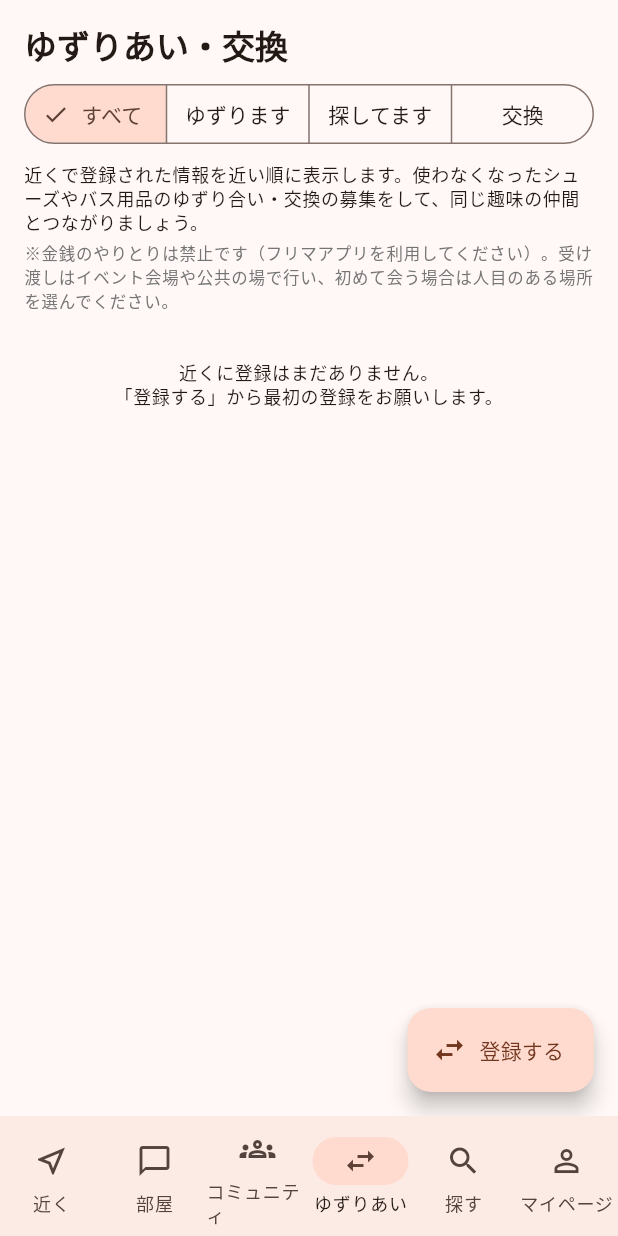
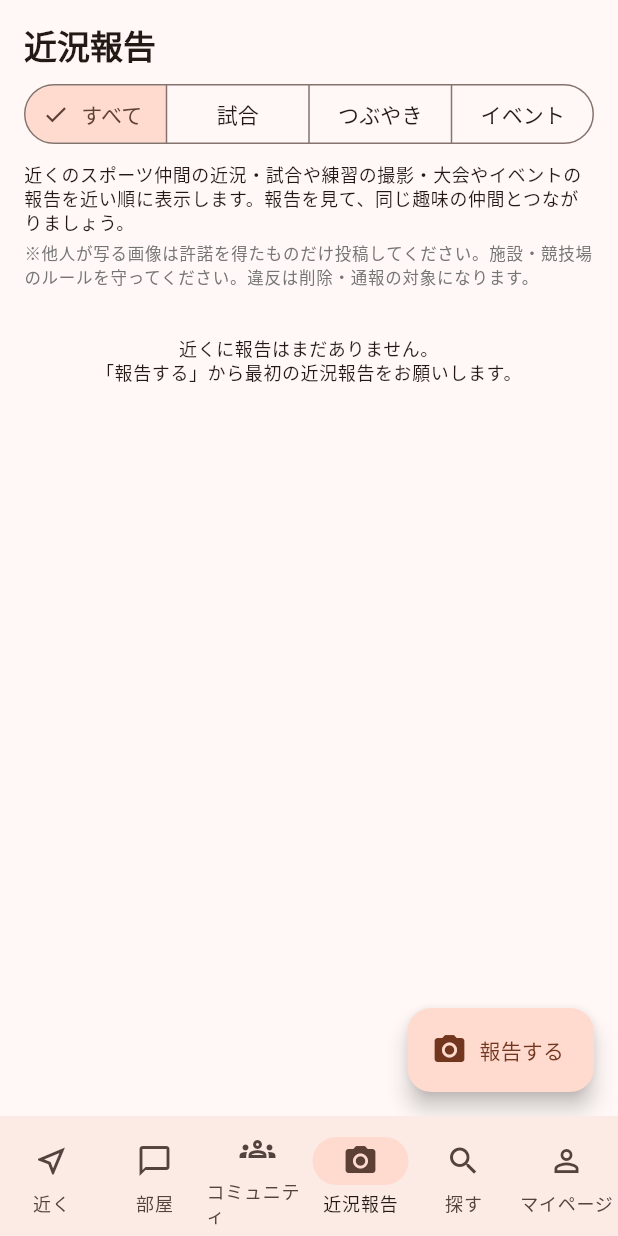
Before and after one commit to daichiyabunaka-rgb/Supotomo-app-prototype, a Flutter app: the HomeShell screen opened directly, item 4 of the bottom bar chosen, on a phone screen of 412 x 824 dp. Run offline on Flutter 3.47's test engine with Material 3 defaults, Android fonts, the phone set to English and light mode, and no system bars; our stand-ins replace flutter_map, geolocator, google_maps_flutter, image_picker, latlong2, share_plus and 2 more; accounts and stored records are empty.

Commit message:
スポとも！「ゆずりあい・交換」→「近況報告」への変更 + kind差し替え（give/wanted/trade → match/post/event・DBは0016でsports_goods_exchanges→sports_reportsへ・app_stateのparts*残留名もsports*へ修正） + version 1.0.3+5
Generated by Mistral Vibe.
Co-Authored-By: Mistral Vibe <vibe@mistral.ai>

```diff
--- a/app/lib/src/mock/mock_data.dart
+++ b/app/lib/src/mock/mock_data.dart
@@ -291,7 +291,7 @@ List<Recruitment> seedRecruitments(DateTime now, List<AppUser> generalUsers) {
   ];
 }
 
-/// ゆずりあい・交換のシード。anchor（現在地）からの相対距離で配置する。
+/// 近況報告のシード。anchor（現在地）からの相対距離で配置する。
 /// id が 'cx-seed-' 始まりのものは GPS 更新のたびに再配置される
 /// （AppState.applyGps を参照）。
 class _ExchangeSeedSpec {
@@ -313,11 +313,11 @@ const List<_ExchangeSeedSpec> _exchangeSeedSpecs = [
   _ExchangeSeedSpec(
     'cx-seed-1',
     'u-baseball-kyo',
-    'give',
-    '野球グラブ（使用済み・手入れ済み）',
+    'match',
+    '練習試合で2得点を決めました',
     'スポーツセンター 中央 周辺',
-    'サイズが合わなくなったので、'
-        '使ってくださる方にゆずります。手渡し前提です。',
+    '接戦で勝てました。'
+        '次のメンバーも募集しています。',
     0.3,
     -0.6,
     Duration(hours: 2),
@@ -325,11 +325,11 @@ const List<_ExchangeSeedSpec> _exchangeSeedSpecs = [
   _ExchangeSeedSpec(
     'cx-seed-2',
     'u-tennis-nana',
-    'wanted',
-    'テニスラケット（練習用）を探しています',
+    'post',
+    '今週末はテニスの練習会に参加します',
     '駅前広場 周辺',
-    '中学1年生用の練習ラケットを探しています。不要用品との'
-        '交換の対応も可能です。DMお待ちしています。',
+    '週末の天気も良さそうなので練習に集中できそうです。'
+        '同じレベルの方とラリーをしたいです。',
     -0.2,
     0.8,
     Duration(hours: 5),
@@ -337,23 +337,23 @@ const List<_ExchangeSeedSpec> _exchangeSeedSpecs = [
   _ExchangeSeedSpec(
     'cx-seed-3',
     'u-golf-miu',
-    'trade',
-    'ドライバーと パターを交換します',
+    'event',
+    '初心者ゴルフコンペに参加してきました',
     '市役所裏の公園 周辺',
-    '番手の好みが変わったので交換希望です。状態は写真で'
-        '送ります。公共の場所で受け渡しできます。',
+    '初めてのコースデビューで緊張しましたが'
+        '楽しく回れました。次回も参加予定です。',
     -0.9,
     -0.3,
     Duration(hours: 26),
   ),
 ];
 
-List<SportsGoodsExchange> buildSeedSportsGoodsExchanges(
+List<SportsReport> buildSeedSportsReports(
     DateTime now, double anchorLat, double anchorLng) {
   final cos = (anchorLat * math.pi / 180.0).abs().clamp(0.01, 1.0);
   return [
     for (final s in _exchangeSeedSpecs)
-      SportsGoodsExchange(
+      SportsReport(
         id: s.id,
         posterId: s.posterId,
         kind: s.kind,
--- a/app/lib/src/models.dart
+++ b/app/lib/src/models.dart
@@ -411,25 +411,25 @@ class CommunityEvent {
   }
 }
 
-/// スポーツ用品の「ゆずりあい・交換」掲示板（近隣での情報共有）。
-/// kind: 'give'   = スポーツ用品をゆずります
-///       'wanted' = スポーツ用品を探しています
-///       'trade'  = 交換します
-/// 金銭取引は行わない（公共のスポーツ施設の入口前・駅前広場での受け渡し・ゆずり合い前提）。
-class SportsGoodsExchange {
+/// スポーツの「近況報告」掲示板（近隣での近況・写真・イベント報告の共有）。
+/// kind: 'match' = 試合（試合・練習の報告）
+///       'post'  = つぶやき（近況・ひとことの報告）
+///       'event' = イベント（大会・イベント参戦の報告）
+/// 他人が写る画像は許諾を確認できたもののみ投稿する。
+class SportsReport {
   final String id;
   final String posterId;
-  final String kind; // 'give' | 'wanted' | 'trade'
-  final String itemDescription; // 用品名（ランニングシューズ・ラケット・ウェア等の状態など）
-  final String areaName; // 受け渡し希望地域やイベント名
-  final String detail; // 状態・受け渡し方法の自由記述
+  final String kind; // 'match' | 'post' | 'event'
+  final String itemDescription; // タイトル（試合・できごとなど）
+  final String areaName; // 場所（グラウンド・コート・施設名）
+  final String detail; // 近況・ハイライトの自由記述
   final String? photoPath; // 投稿写真（端末内パス or 公開URL）
   final double lat;
   final double lng;
   final DateTime createdAt;
-  bool closed; // 完了（受け渡し・交換が成立した等）
+  bool closed; // 完了（一覧から非表示にした）
 
-  SportsGoodsExchange({
+  SportsReport({
     required this.id,
     required this.posterId,
     required this.kind,
@@ -443,14 +443,14 @@ class SportsGoodsExchange {
     this.closed = false,
   });
 
-  /// ゆずります
-  bool get isGive => kind == 'give';
+  /// 試合の報告
+  bool get isMatch => kind == 'match';
 
-  /// 探しています
-  bool get isWanted => kind == 'wanted';
+  /// つぶやき（近況・ひとこと）
+  bool get isPost => kind == 'post';
 
-  /// 交換します
-  bool get isTrade => kind == 'trade';
+  /// イベントの報告
+  bool get isEvent => kind == 'event';
 }
 
 class ChatMessage {
--- a/app/lib/src/screens/home_shell.dart
+++ b/app/lib/src/screens/home_shell.dart
@@ -4,10 +4,10 @@ import 'communities_page.dart';
 import 'explore_page.dart';
 import 'my_page.dart';
 import 'near_page.dart';
-import 'sports_goods_exchanges_page.dart';
+import 'sports_reports_page.dart';
 import 'rooms_page.dart';
 
-/// ホーム: 近く / 部屋 / コミュニティ / ゆずりあい / 探す / マイページ（仕様書 8 章参照）
+/// ホーム: 近く / 部屋 / コミュニティ / 近況報告 / 探す / マイページ（仕様書 8 章参照）
 class HomeShell extends StatefulWidget {
   const HomeShell({super.key});
 
@@ -27,7 +27,7 @@ class _HomeShellState extends State<HomeShell> {
           NearPage(),
           RoomsPage(),
           CommunitiesPage(),
-          SportsGoodsExchangesPage(),
+          SportsReportsPage(),
           ExplorePage(),
           MyPage(),
         ],
@@ -52,9 +52,9 @@ class _HomeShellState extends State<HomeShell> {
             label: 'コミュニティ',
           ),
           NavigationDestination(
-            icon: Icon(Icons.swap_horiz_outlined),
-            selectedIcon: Icon(Icons.swap_horiz),
-            label: 'ゆずりあい',
+            icon: Icon(Icons.photo_camera_outlined),
+            selectedIcon: Icon(Icons.photo_camera),
+            label: '近況報告',
           ),
           NavigationDestination(
             icon: Icon(Icons.search),
--- a/app/lib/src/screens/sports_goods_exchange_create_sheet.dart
+++ b/app/lib/src/screens/sports_report_create_sheet.dart
@@ -6,9 +6,9 @@ import 'package:image_picker/image_picker.dart';
 import '../services/app_state.dart';
 import '../services/icon_service.dart';
 
-/// ゆずりあい・交換の登録シート（FR-7-1相当）。
-/// kind: 'give'（ゆずります）/ 'wanted'（探しています）/ 'trade'（交換します）
-Future<void> showSportsGoodsExchangeCreateSheet(BuildContext context) {
+/// 近況報告の登録シート（FR-7-1相当）。
+/// kind: 'match'（試合）/ 'post'（つぶやき）/ 'event'（イベント）
+Future<void> showSportsReportCreateSheet(BuildContext context) {
   return showModalBottomSheet<void>(
     context: context,
     isScrollControlled: true,
@@ -27,8 +27,8 @@ class _CreateSheetState extends State<_CreateSheet> {
   final _itemDescription = TextEditingController();
   final _areaName = TextEditingController();
   final _detail = TextEditingController();
-  String _kind = 'give';
-  String? _photoPath; // 選択した投稿写真（null=未選択, ''=解除）
+  String _kind = 'match';
+  String? _photoPath; // 選択した報告写真（null=未選択, ''=解除）
   bool _submitting = false;
 
   @override
@@ -50,7 +50,7 @@ class _CreateSheetState extends State<_CreateSheet> {
     if (!_isValid || _submitting) return;
     setState(() => _submitting = true);
     try {
-      await appState.registerSportsGoodsExchange(
+      await appState.registerSportsReport(
         kind: _kind,
         itemDescription: _itemDescription.text.trim(),
         areaName: _areaName.text.trim(),
@@ -63,7 +63,7 @@ class _CreateSheetState extends State<_CreateSheet> {
         setState(() => _submitting = false);
         ScaffoldMessenger.of(context).showSnackBar(
           const SnackBar(
-            content: Text('登録に失敗しました。通信状況を確認してください'),
+            content: Text('報告に失敗しました。通信状況を確認してください'),
             behavior: SnackBarBehavior.floating,
           ),
         );
@@ -74,7 +74,7 @@ class _CreateSheetState extends State<_CreateSheet> {
     Navigator.of(context).pop();
     ScaffoldMessenger.of(context).showSnackBar(
       const SnackBar(
-        content: Text('登録しました。近くのユーザーに表示されます'),
+        content: Text('報告しました。近くのユーザーに表示されます'),
         behavior: SnackBarBehavior.floating,
       ),
     );
@@ -92,26 +92,26 @@ class _CreateSheetState extends State<_CreateSheet> {
           mainAxisSize: MainAxisSize.min,
           crossAxisAlignment: CrossAxisAlignment.start,
           children: [
-            Text('ゆずりあい・交換を登録する',
+            Text('近況報告を投稿する',
                 style: theme.textTheme.titleLarge!
                     .copyWith(fontWeight: FontWeight.bold)),
             const SizedBox(height: 8),
             SegmentedButton<String>(
               segments: const [
                 ButtonSegment(
-                  value: 'give',
-                  icon: Icon(Icons.redeem),
-                  label: Text('ゆずります'),
+                  value: 'match',
+                  icon: Icon(Icons.emoji_events),
+                  label: Text('試合'),
                 ),
                 ButtonSegment(
-                  value: 'wanted',
-                  icon: Icon(Icons.search),
-                  label: Text('探してます'),
+                  value: 'post',
+                  icon: Icon(Icons.chat_bubble_outline),
+                  label: Text('つぶやき'),
                 ),
                 ButtonSegment(
-                  value: 'trade',
-                  icon: Icon(Icons.swap_horiz),
-                  label: Text('交換します'),
+                  value: 'event',
+                  icon: Icon(Icons.celebration),
+                  label: Text('イベント'),
                 ),
               ],
               selected: {_kind},
@@ -119,14 +119,14 @@ class _CreateSheetState extends State<_CreateSheet> {
             ),
             const SizedBox(height: 4),
             Text(
-              _kind == 'give'
-                  ? '使わなくなったスポーツ用品をゆずる場合の登録です。\n'
-                      '※金銭のやりとりは禁止です。受け渡しはスポーツ施設の入口前や公共の場で行ってください。'
-                  : _kind == 'wanted'
-                      ? '探しているスポーツ用品の登録です。\n'
-                          '※個人の住所・連絡先は記入しないでください。DMでやりとりしましょう。'
-                      : 'スポーツ用品の交換の登録です。\n'
-                          '※金銭のやりとりは禁止です。同価値での交換を前提とし、条件はDMで相談してください。',
+              _kind == 'match'
+                  ? '試合・練習の成績・様子の報告です。\n'
+                      '※他人が写る画像は許諾を得たものだけ投稿してください。'
+                  : _kind == 'post'
+                      ? '近況・ひとことのつぶやきです。\n'
+                          '※練習の記録や次の大会の予定など、スポーツ仲間に伝えたい近況を報告しましょう。'
+                      : '大会・イベント参戦の報告です。\n'
+                          '※会場・出場者のルールと許諾を守ってください。',
               style: theme.textTheme.labelSmall!
                   .copyWith(color: Colors.grey.shade600),
             ),
@@ -135,16 +135,16 @@ class _CreateSheetState extends State<_CreateSheet> {
               controller: _itemDescription,
               maxLength: 40,
               decoration: const InputDecoration(
-                labelText: '用品の内容',
-                hintText: '例: ランニングシューズ（中古・手入れ済み）',
+                labelText: 'タイトル（試合・できごとなど）',
+                hintText: '例: 週末の練習試合で2得点を決めました',
                 border: OutlineInputBorder(),
                 counterText: '',
               ),
             ),
             const SizedBox(height: 12),
 
-            // ------------------------------ 投稿写真（任意）
-            Text('写真（任意。状態が伝わる写真を）',
+            // ------------------------------ 報告写真（任意）
+            Text('写真（任意。報告の画像を）',
                 style: theme.textTheme.titleSmall),
             const SizedBox(height: 8),
             Row(
@@ -185,10 +185,10 @@ class _CreateSheetState extends State<_CreateSheet> {
             TextField(
               controller: _areaName,
               maxLength: 30,
-              decoration: InputDecoration(
-                labelText: _kind == 'wanted' ? '探している地域・イベント名' : '受け渡し希望の地域・イベント名',
-                hintText: '例: ○○市周辺 / ○○体育館の入口前',
-                border: const OutlineInputBorder(),
+              decoration: const InputDecoration(
+                labelText: '場所',
+                hintText: '例: ○○グラウンド / ○○体育館',
+                border: OutlineInputBorder(),
                 counterText: '',
               ),
             ),
@@ -198,8 +198,8 @@ class _CreateSheetState extends State<_CreateSheet> {
               maxLines: 3,
               maxLength: 200,
               decoration: const InputDecoration(
-                labelText: '状態・条件・受け渡し方法など',
-                hintText: '例: 手入れ済み・2回使用。○○体育館の入口前で受け渡しできます',
+                labelText: '近況・ハイライトなど',
+                hintText: '例: 接戦の末の勝利でした。今度一緒にプレイしませんか',
                 border: OutlineInputBorder(),
               ),
             ),
@@ -210,7 +210,7 @@ class _CreateSheetState extends State<_CreateSheet> {
                 onPressed: (_isValid && !_submitting) ? _submit : null,
                 child: const Padding(
                   padding: EdgeInsets.symmetric(vertical: 14),
-                  child: Text('登録する'),
+                  child: Text('報告する'),
                 ),
               ),
             ),
--- a/app/lib/src/screens/sports_goods_exchanges_page.dart
+++ b/app/lib/src/screens/sports_reports_page.dart
@@ -6,37 +6,38 @@ import '../models.dart';
 import '../services/app_state.dart';
 import '../util/format.dart';
 import 'chat_screen.dart';
-import 'sports_goods_exchange_create_sheet.dart';
+import 'sports_report_create_sheet.dart';
 import 'user_detail_screen.dart';
 import 'widgets.dart';
 
-/// 「ゆずりあい・交換」タブ: スポーツ用品のゆずり合い・交換の情報を近隣で
-/// 共有する（FR-7-1〜7-4 相当）。
-/// 金銭取引は本アプリでは行わない（スポーツ施設の入口前・公共の場での受け渡し前提）。
-class SportsGoodsExchangesPage extends StatefulWidget {
-  const SportsGoodsExchangesPage({super.key});
+/// 「近況報告」タブ: スポーツの近況・試合・イベントの報告を近隣で共有する
+/// （FR-7-1〜7-4 相当）。
+/// kind: 'match'（試合）/ 'post'（つぶやき）/ 'event'（イベント）。
+/// 他人が写る画像は許諾を確認できたもののみ投稿する。
+class SportsReportsPage extends StatefulWidget {
+  const SportsReportsPage({super.key});
 
   @override
-  State<SportsGoodsExchangesPage> createState() => _SportsGoodsExchangesPageState();
+  State<SportsReportsPage> createState() => _SportsReportsPageState();
 }
 
-class _SportsGoodsExchangesPageState extends State<SportsGoodsExchangesPage> {
-  String _filter = 'all'; // 'all' | 'give' | 'wanted' | 'trade'
+class _SportsReportsPageState extends State<SportsReportsPage> {
+  String _filter = 'all'; // 'all' | 'match' | 'post' | 'event'
 
   @override
   Widget build(BuildContext context) {
     final theme = Theme.of(context);
     return Scaffold(
       floatingActionButton: FloatingActionButton.extended(
-        onPressed: () => showSportsGoodsExchangeCreateSheet(context),
-        icon: const Icon(Icons.swap_horiz),
-        label: const Text('登録する'),
+        onPressed: () => showSportsReportCreateSheet(context),
+        icon: const Icon(Icons.photo_camera),
+        label: const Text('報告する'),
       ),
       body: SafeArea(
         child: ListenableBuilder(
           listenable: appState,
           builder: (context, _) {
-            final all = appState.partsExchanges;
+            final all = appState.sportsReports;
             final items = _filter == 'all'
                 ? all
                 : all.where((p) => p.kind == _filter).toList();
@@ -47,7 +48,7 @@ class _SportsGoodsExchangesPageState extends State<SportsGoodsExchangesPage> {
                 padding: const EdgeInsets.all(16),
                 children: [
                   Text(
-                    'ゆずりあい・交換',
+                    '近況報告',
                     style: theme.textTheme.titleLarge!.copyWith(
                       fontWeight: FontWeight.bold,
                     ),
@@ -56,9 +57,9 @@ class _SportsGoodsExchangesPageState extends State<SportsGoodsExchangesPage> {
                   SegmentedButton<String>(
                     segments: const [
                       ButtonSegment(value: 'all', label: Text('すべて')),
-                      ButtonSegment(value: 'give', label: Text('ゆずります')),
-                      ButtonSegment(value: 'wanted', label: Text('探してます')),
-                      ButtonSegment(value: 'trade', label: Text('交換')),
+                      ButtonSegment(value: 'match', label: Text('試合')),
+                      ButtonSegment(value: 'post', label: Text('つぶやき')),
+                      ButtonSegment(value: 'event', label: Text('イベント')),
                     ],
                     selected: {_filter},
                     onSelectionChanged: (s) =>
@@ -66,16 +67,15 @@ class _SportsGoodsExchangesPageState extends State<SportsGoodsExchangesPage> {
                   ),
                   const SizedBox(height: 8),
                   Text(
-                    '近くで登録された情報を近い順に表示します。使わなくなったシューズや'
-                    'バス用品のゆずり合い・交換の募集をして、同じ趣味の仲間と'
-                    'つながりましょう。',
+                    '近くのスポーツ仲間の近況・試合や練習の撮影・大会やイベントの'
+                    '報告を近い順に表示します。報告を見て、'
+                    '同じ趣味の仲間とつながりましょう。',
                     style: theme.textTheme.bodySmall,
                   ),
                   const SizedBox(height: 4),
                   Text(
-                    '※金銭のやりとりは禁止です（フリマアプリを利用してください）。'
-                    '受け渡しはイベント会場や公共の場で行い、'
-                    '初めて会う場合は人目のある場所を選んでください。',
+                    '※他人が写る画像は許諾を得たものだけ投稿してください。'
+                    '施設・競技場のルールを守ってください。違反は削除・通報の対象になります。',
                     style: theme.textTheme.labelSmall!.copyWith(
                       color: Colors.grey.shade600,
                     ),
@@ -85,14 +85,14 @@ class _SportsGoodsExchangesPageState extends State<SportsGoodsExchangesPage> {
                       padding: const EdgeInsets.all(32),
                       child: Center(
                         child: Text(
-                          '近くに登録はまだありません。\n'
-                          '「登録する」から最初の登録をお願いします。',
+                          '近くに報告はまだありません。\n'
+                          '「報告する」から最初の近況報告をお願いします。',
                           textAlign: TextAlign.center,
                           style: theme.textTheme.bodySmall,
                         ),
                       ),
                     ),
-                  for (final d in items) _exchangeCard(context, d),
+                  for (final d in items) _reportCard(context, d),
                   const SizedBox(height: 80),
                 ],
               ),
@@ -103,25 +103,26 @@ class _SportsGoodsExchangesPageState extends State<SportsGoodsExchangesPage> {
     );
   }
 
-  Widget _exchangeCard(BuildContext context, SportsGoodsExchange d) {
+  Widget _reportCard(BuildContext context, SportsReport d) {
     final theme = Theme.of(context);
     final poster = appState.userById(d.posterId);
     final isMine = d.posterId == appState.me!.id;
     final now = DateTime.now();
-    final giveColor = Colors.teal.shade700;
-    final wantedColor = Colors.red.shade700;
-    final tradeColor = Colors.indigo.shade700;
-    final color =
-        d.isGive ? giveColor : (d.isWanted ? wantedColor : tradeColor);
-    final bg = d.isGive
+    final matchColor = Colors.teal.shade700;
+    final postColor = Colors.blue.shade700;
+    final eventColor = Colors.deepPurple.shade700;
+    final color = d.isMatch
+        ? matchColor
+        : (d.isPost ? postColor : eventColor);
+    final bg = d.isMatch
         ? Colors.teal.shade50
-        : (d.isWanted ? Colors.red.shade50 : Colors.indigo.shade50);
-    final border = d.isGive
+        : (d.isPost ? Colors.blue.shade50 : Colors.deepPurple.shade50);
+    final border = d.isMatch
         ? Colors.teal.shade200
-        : (d.isWanted ? Colors.red.shade200 : Colors.indigo.shade200);
-    final label = d.isGive
-        ? 'ゆずります'
-        : (d.isWanted ? '探してます' : '交換');
+        : (d.isPost ? Colors.blue.shade200 : Colors.deepPurple.shade200);
+    final label = d.isMatch
+        ? '試合'
+        : (d.isPost ? 'つぶやき' : 'イベント');
     return Card(
       margin: const EdgeInsets.only(top: 10),
       child: Padding(
@@ -178,8 +179,8 @@ class _SportsGoodsExchangesPageState extends State<SportsGoodsExchangesPage> {
                 Icon(Icons.schedule, size: 14, color: Colors.grey.shade600),
                 const SizedBox(width: 2),
                 Text(
-                  '${elapsedLabel(d.createdAt, now)}の登録 / '
-                  '${appState.partsExchangeDistanceLabel(d)}',
+                  '${elapsedLabel(d.createdAt, now)}の報告 / '
+                  '${appState.sportsReportDistanceLabel(d)}',
                   style: theme.textTheme.bodySmall,
                 ),
               ],
@@ -248,14 +249,14 @@ class _SportsGoodsExchangesPageState extends State<SportsGoodsExchangesPage> {
     );
   }
 
-  bool _hasPhoto(SportsGoodsExchange d) {
+  bool _hasPhoto(SportsReport d) {
     final p = d.photoPath ?? '';
     if (p.isEmpty) return false;
     if (p.startsWith('http')) return true;
     return File(p).existsSync();
   }
 
-  Widget _photoImage(SportsGoodsExchange d, double height) {
+  Widget _photoImage(SportsReport d, double height) {
     final p = d.photoPath!;
     final Widget image;
     if (p.startsWith('http')) {
@@ -275,7 +276,7 @@ class _SportsGoodsExchangesPageState extends State<SportsGoodsExchangesPage> {
   }
 
   /// 写真を全画面で見る
-  void _showPhoto(BuildContext context, SportsGoodsExchange d) {
+  void _showPhoto(BuildContext context, SportsReport d) {
     showDialog<void>(
       context: context,
       builder: (dialogContext) => Dialog(
@@ -289,14 +290,14 @@ class _SportsGoodsExchangesPageState extends State<SportsGoodsExchangesPage> {
     );
   }
 
-  Future<void> _confirmClose(BuildContext context, SportsGoodsExchange d) async {
+  Future<void> _confirmClose(BuildContext context, SportsReport d) async {
     final confirmed = await showDialog<bool>(
       context: context,
       builder: (dialogContext) => AlertDialog(
         title: const Text('完了にしますか？'),
         content: const Text(
-          '受け渡し・交換が成立した場合に設定します。'
-          '完了にした登録は一覧から表示されなくなります。',
+          '報告を一覧から外す場合に設定します。'
+          '完了にした報告は一覧から表示されなくなります。',
         ),
         actions: [
           TextButton(
@@ -311,7 +312,7 @@ class _SportsGoodsExchangesPageState extends State<SportsGoodsExchangesPage> {
       ),
     );
     if (confirmed != true) return;
-    await appState.closeSportsGoodsExchange(d.id);
+    await appState.closeSportsReport(d.id);
     if (context.mounted) {
       ScaffoldMessenger.of(context).showSnackBar(
         const SnackBar(
--- a/app/lib/src/services/icon_service.dart
+++ b/app/lib/src/services/icon_service.dart
@@ -7,7 +7,7 @@ import 'package:supabase_flutter/supabase_flutter.dart';
 
 import 'app_config.dart';
 
-/// 画像の取得と保存（アイコン・ゆずりあい・交換の投稿写真など）。
+/// 画像の取得と保存（アイコン・近況報告の投稿写真など）。
 /// - すべての画像は指定サイズに自動リサイズされ、JPEG品質を下げて
 ///   ファイル容量を抑える（ベータ: アイコン 400px/品質70、投稿写真 800px/品質70）
 /// - モックモード: リサイズ済み画像をアプリ専用領域に保存
@@ -27,7 +27,7 @@ class IconService {
     );
   }
 
-  /// ゆずりあい・交換の投稿写真（800px・品質70。十分伝わり、容量は1/10以下）
+  /// 近況報告の投稿写真（800px・品質70。十分伝わり、容量は1/10以下）
   Future<String?> pickExchangeItemPhoto(ImageSource source) {
     return _pickAndSave(
       source,
--- a/app/pubspec.yaml
+++ b/app/pubspec.yaml
@@ -16,7 +16,7 @@ publish_to: 'none' # Remove this line if you wish to publish to pub.dev
 # https://developer.apple.com/library/archive/documentation/General/Reference/InfoPlistKeyReference/Articles/CoreFoundationKeys.html
 # In Windows, build-name is used as the major, minor, and patch parts
 # of the product and file versions while build-number is used as the build suffix.
-version: 1.0.2+4
+version: 1.0.3+5
 
 environment:
   sdk: ^3.13.7
```
Also changed, not shown: app/lib/src/services/app_state.dart (+41 -41 lines), app/lib/src/services/supabase_data.dart (+13 -13 lines), app/lib/src/util/mock_persist.dart (+7 -7 lines), 3 other files.
